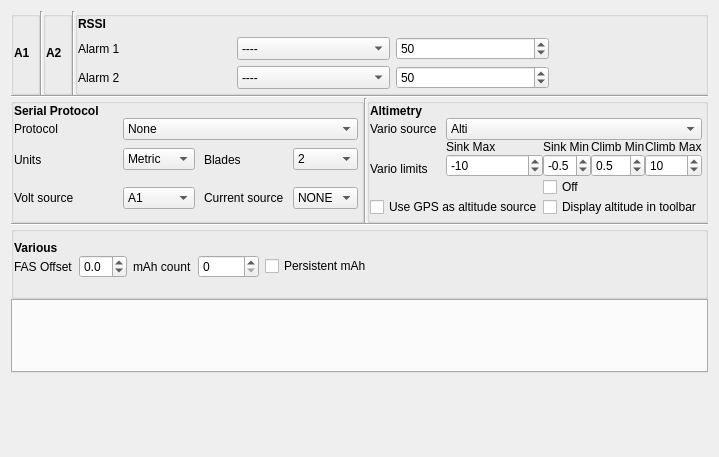
Before: the Qt Designer form companion/src/modeledit/telemetry.ui in opentx/opentx, drawn with Qt 5.
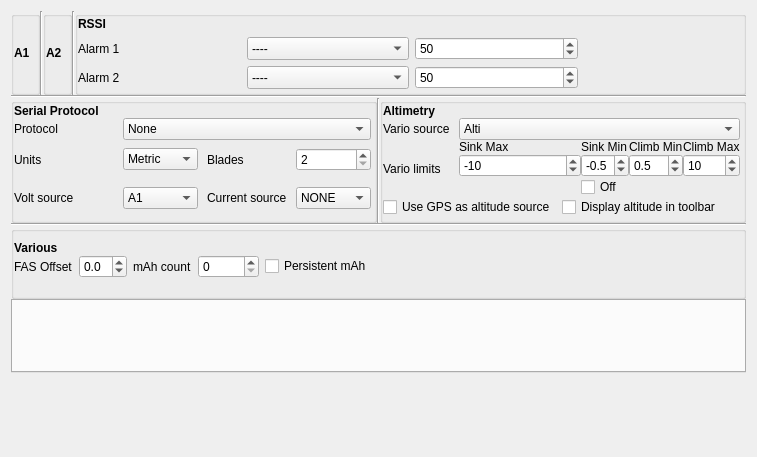
After: the same form once the commit is applied.

Commit message: ARM boards now allow 1 blade in Companion. Shift in Stock-9X EEPROM.

Patch:
```diff
--- a/companion/src/modeledit/telemetry.ui
+++ b/companion/src/modeledit/telemetry.ui
@@ -6,7 +6,7 @@
    <rect>
     <x>0</x>
     <y>0</y>
-    <width>713</width>
+    <width>757</width>
     <height>457</height>
    </rect>
   </property>
@@ -539,31 +539,6 @@
             </item>
            </widget>
           </item>
-          <item row="2" column="3">
-           <widget class="QComboBox" name="frskyBladesCB">
-            <property name="sizePolicy">
-             <sizepolicy hsizetype="Preferred" vsizetype="Fixed">
-              <horstretch>0</horstretch>
-              <verstretch>0</verstretch>
-             </sizepolicy>
-            </property>
-            <item>
-             <property name="text">
-              <string>2</string>
-             </property>
-            </item>
-            <item>
-             <property name="text">
-              <string>3</string>
-             </property>
-            </item>
-            <item>
-             <property name="text">
-              <string>4</string>
-             </property>
-            </item>
-           </widget>
-          </item>
           <item row="2" column="0">
            <widget class="QLabel" name="label_113">
             <property name="sizePolicy">
@@ -609,6 +584,28 @@
             </property>
            </widget>
           </item>
+          <item row="2" column="3">
+           <widget class="QDoubleSpinBox" name="bladesCount">
+            <property name="sizePolicy">
+             <sizepolicy hsizetype="MinimumExpanding" vsizetype="Fixed">
+              <horstretch>0</horstretch>
+              <verstretch>0</verstretch>
+             </sizepolicy>
+            </property>
+            <property name="decimals">
+             <number>0</number>
+            </property>
+            <property name="minimum">
+             <double>2.000000000000000</double>
+            </property>
+            <property name="maximum">
+             <double>5.000000000000000</double>
+            </property>
+            <property name="value">
+             <double>2.000000000000000</double>
+            </property>
+           </widget>
+          </item>
          </layout>
         </item>
        </layout>
```
Left out of the diff: 6 changed lines with no effect on the pictures. The commit also changes 13 other files.
